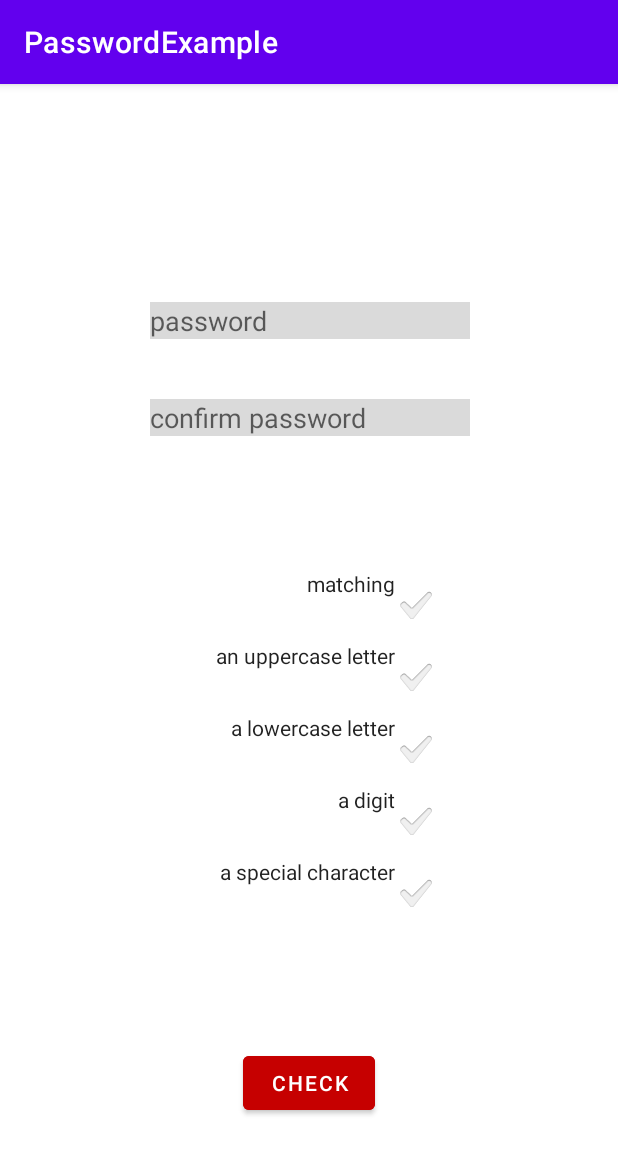
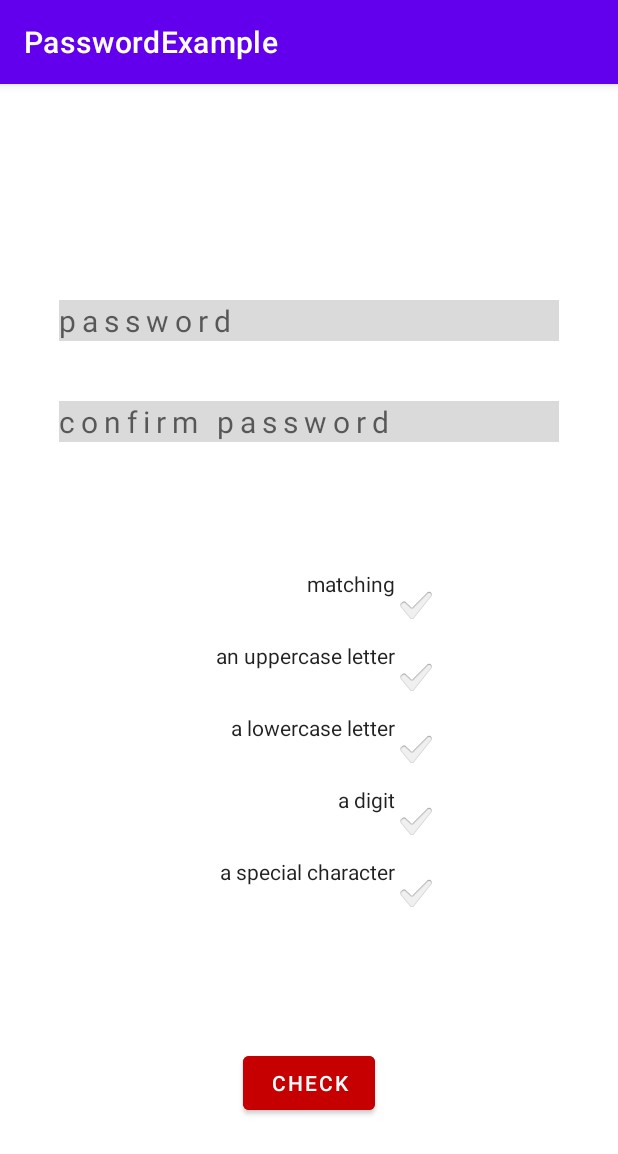
Before and after one commit to TheMajkel01/PasswordExample, an Android app: the screen it shows after launch (MainActivity), on a phone screen of 412 x 824 dp. Shown: the top 1154 px of the screen. Run offline under Robolectric (Android 15) with nearby library versions, the phone set to English and light mode, and no system bars.

Commit message:
Bigger password inputs idk

```diff
--- a/app/src/main/res/layout/activity_main.xml
+++ b/app/src/main/res/layout/activity_main.xml
@@ -15,6 +15,9 @@
         android:ems="10"
         android:hint="password"
         android:inputType="textPassword"
+        android:letterSpacing="0.2"
+        android:lineSpacingExtra="10sp"
+        android:textSize="20sp"
         app:layout_constraintBottom_toTopOf="@+id/matching"
         app:layout_constraintEnd_toEndOf="parent"
         app:layout_constraintHorizontal_bias="0.502"
@@ -88,6 +91,9 @@
         android:ems="10"
         android:hint="confirm password"
         android:inputType="textPassword"
+        android:letterSpacing="0.2"
+        android:lineSpacingExtra="10sp"
+        android:textSize="20sp"
         app:layout_constraintStart_toStartOf="@+id/password"
         app:layout_constraintTop_toBottomOf="@+id/password" />
 
```
